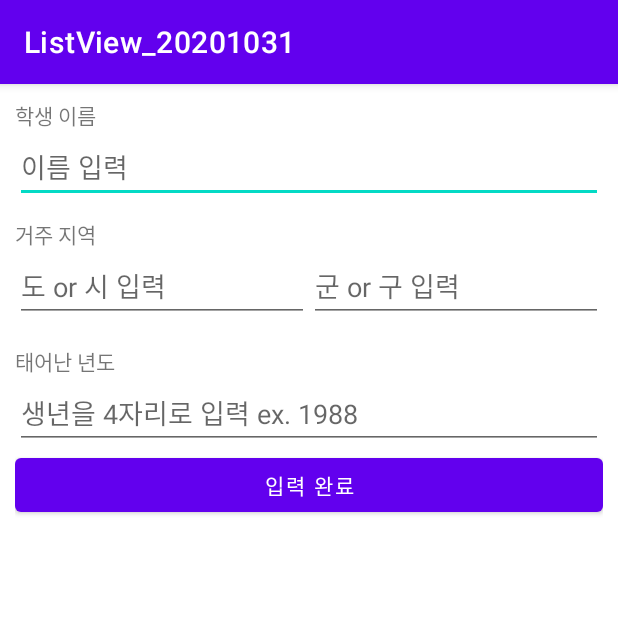
After one commit to cho881020/ListView_20201031, an Android app: the EditStudentInfoActivity screen opened directly, with no data from a screen before it, on a phone screen of 412 x 824 dp, the top half of it. The commit adds this screen. Run offline under Robolectric (Android 15) with nearby library versions, the phone set to English and light mode, and no system bars.

Commit message:
학생 정보 입력화면 추가

```diff
--- a/app/src/main/AndroidManifest.xml
+++ b/app/src/main/AndroidManifest.xml
@@ -9,6 +9,7 @@
         android:roundIcon="@mipmap/ic_launcher_round"
         android:supportsRtl="true"
         android:theme="@style/Theme.ListView_20201031">
+        <activity android:name=".EditStudentInfoActivity"></activity>
         <activity android:name=".MainActivity">
             <intent-filter>
                 <action android:name="android.intent.action.MAIN" />
--- /dev/null
+++ b/app/src/main/java/kr/co/tjoeun/listview_20201031/EditStudentInfoActivity.kt
@@ -0,0 +1,11 @@
+package kr.co.tjoeun.listview_20201031
+
+import androidx.appcompat.app.AppCompatActivity
+import android.os.Bundle
+
+class EditStudentInfoActivity : AppCompatActivity() {
+    override fun onCreate(savedInstanceState: Bundle?) {
+        super.onCreate(savedInstanceState)
+        setContentView(R.layout.activity_edit_student_info)
+    }
+}
--- /dev/null
+++ b/app/src/main/res/layout/activity_edit_student_info.xml
@@ -0,0 +1,72 @@
+<?xml version="1.0" encoding="utf-8"?>
+<LinearLayout xmlns:android="http://schemas.android.com/apk/res/android"
+    xmlns:app="http://schemas.android.com/apk/res-auto"
+    xmlns:tools="http://schemas.android.com/tools"
+    android:layout_width="match_parent"
+    android:layout_height="match_parent"
+    android:orientation="vertical"
+    android:padding="10dp"
+    tools:context=".EditStudentInfoActivity">
+
+    <TextView
+        android:layout_width="wrap_content"
+        android:layout_height="wrap_content"
+        android:text="학생 이름" />
+
+    <EditText
+        android:id="@+id/nameEdt"
+        android:layout_width="match_parent"
+        android:layout_height="wrap_content"
+        android:hint="이름 입력"
+        android:singleLine="true" />
+
+    <TextView
+        android:layout_width="wrap_content"
+        android:layout_height="wrap_content"
+        android:text="거주 지역"
+        android:layout_marginTop="10dp"/>
+
+    <LinearLayout
+        android:layout_width="match_parent"
+        android:layout_height="wrap_content"
+        android:orientation="horizontal">
+
+        <EditText
+            android:id="@+id/largeAreaEdt"
+            android:layout_width="0dp"
+            android:layout_height="wrap_content"
+            android:layout_weight="1"
+            android:singleLine="true"
+            android:hint="도 or 시 입력" />
+
+        <EditText
+            android:id="@+id/smallAreaEdt"
+            android:layout_width="0dp"
+            android:layout_height="wrap_content"
+            android:layout_weight="1"
+            android:singleLine="true"
+            android:hint="군 or 구 입력" />
+
+
+    </LinearLayout>
+
+    <TextView
+        android:layout_width="wrap_content"
+        android:layout_height="wrap_content"
+        android:text="태어난 년도"
+        android:layout_marginTop="15dp"/>
+
+    <EditText
+        android:id="@+id/birthYearEdt"
+        android:layout_width="match_parent"
+        android:layout_height="wrap_content"
+        android:hint="생년을 4자리로 입력 ex. 1988"
+        android:inputType="number"/>
+
+    <Button
+        android:id="@+id/okBtn"
+        android:layout_width="match_parent"
+        android:layout_height="wrap_content"
+        android:text="입력 완료" />
+
+</LinearLayout>
--- a/app/src/main/res/layout/activity_main.xml
+++ b/app/src/main/res/layout/activity_main.xml
@@ -7,6 +7,12 @@
     android:orientation="vertical"
     tools:context=".MainActivity">
 
+    <Button
+        android:id="@+id/makeNewStudentBtn"
+        android:layout_width="match_parent"
+        android:layout_height="wrap_content"
+        android:text="학생 새로 추가하기" />
+
     <ListView
         android:id="@+id/studentListView"
         android:layout_width="match_parent"
```
